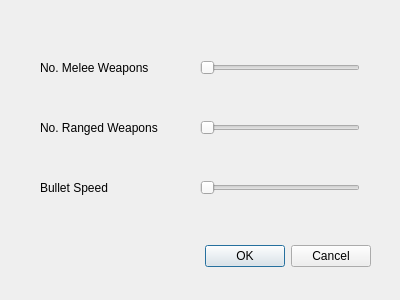
Above: optionpage.ui from kkdlau/COMP2012H-OPERATION-H before the change. Below: the same form after it.
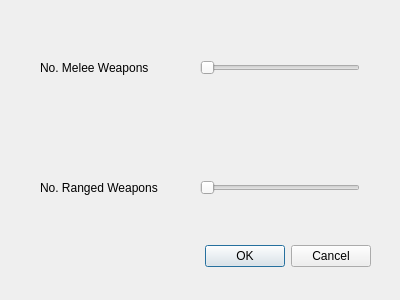
That is the form after the change.

Patch:
```diff
--- a/optionpage.ui
+++ b/optionpage.ui
@@ -49,22 +49,6 @@
    <property name="geometry">
     <rect>
      <x>200</x>
-     <y>120</y>
-     <width>160</width>
-     <height>16</height>
-    </rect>
-   </property>
-   <property name="maximum">
-    <number>10</number>
-   </property>
-   <property name="orientation">
-    <enum>Qt::Horizontal</enum>
-   </property>
-  </widget>
-  <widget class="QSlider" name="bulletSpeedSlider">
-   <property name="geometry">
-    <rect>
-     <x>200</x>
      <y>180</y>
      <width>160</width>
      <height>16</height>
@@ -94,7 +78,7 @@
    <property name="geometry">
     <rect>
      <x>40</x>
-     <y>120</y>
+     <y>180</y>
      <width>161</width>
      <height>16</height>
     </rect>
@@ -103,19 +87,6 @@
     <string>No. Ranged Weapons</string>
    </property>
   </widget>
-  <widget class="QLabel" name="label_3">
-   <property name="geometry">
-    <rect>
-     <x>40</x>
-     <y>180</y>
-     <width>141</width>
-     <height>16</height>
-    </rect>
-   </property>
-   <property name="text">
-    <string>Bullet Speed</string>
-   </property>
-  </widget>
  </widget>
  <resources/>
  <connections>
```
